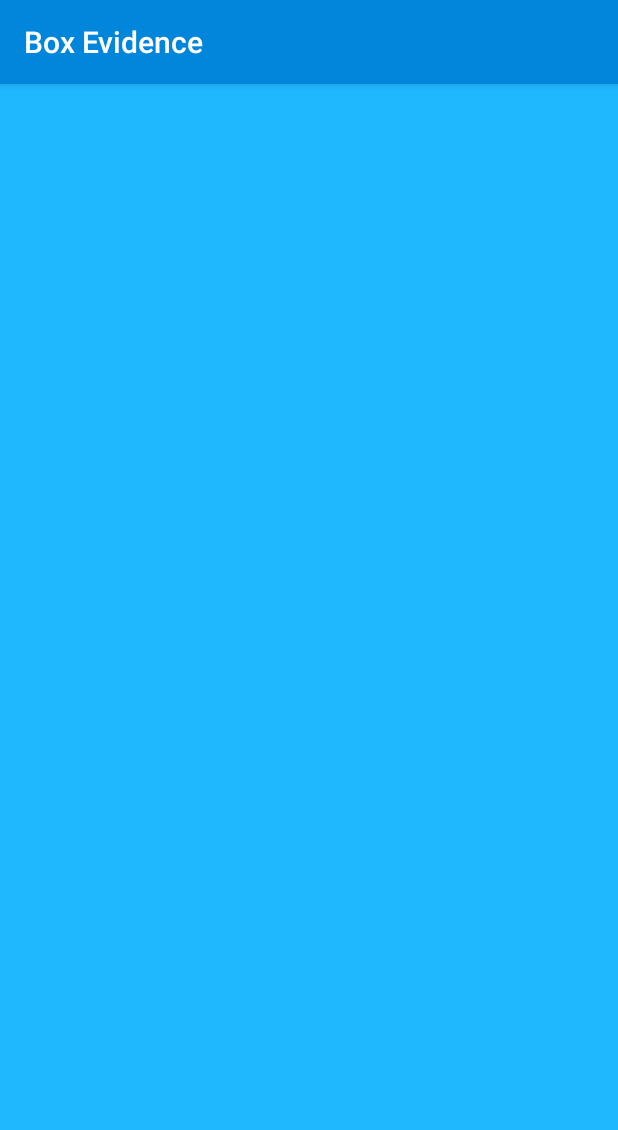
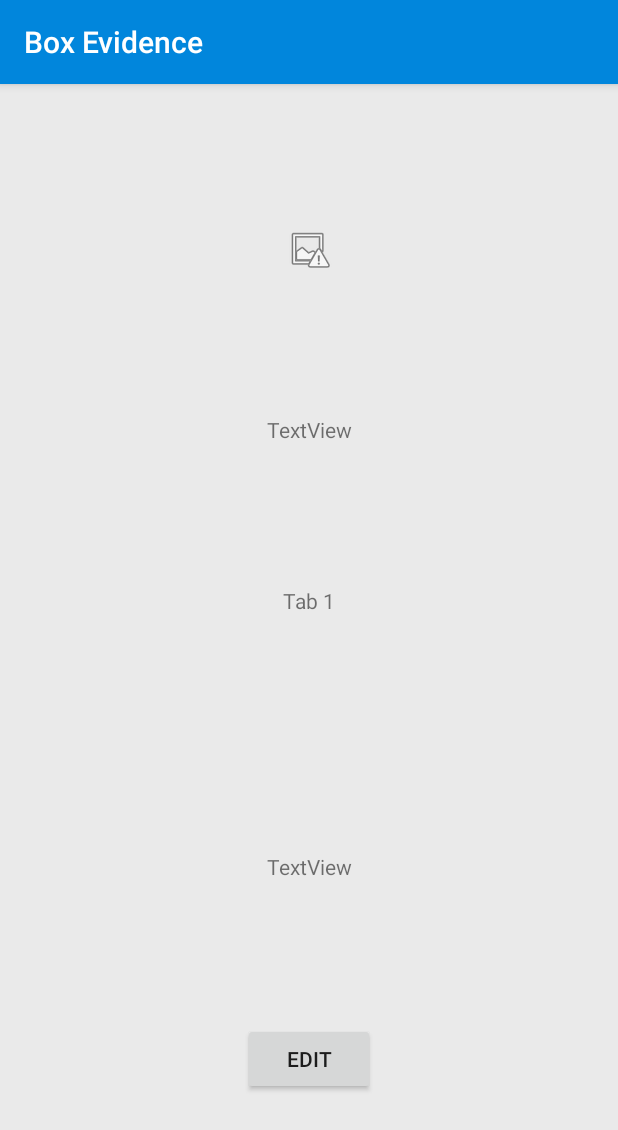
Before and after one commit to KamilStrozyk/BoxEvidence, an Android app: the Box_details screen opened directly, with no data from a screen before it, on a phone screen of 412 x 824 dp. Shown: the top 1130 px of the screen. Run offline under Robolectric (Android 15) with nearby library versions, the phone set to English and light mode, and no system bars; 1 statement that could not run was skipped.

Commit message:
Add front to box details

```diff
--- a/app/src/main/java/com/example/boxEvidence/activities/table/main/box/BoxEdit.kt
+++ b/app/src/main/java/com/example/boxEvidence/activities/table/main/box/BoxEdit.kt
@@ -85,6 +85,7 @@ class BoxEdit : AppCompatActivity() {
                 val locationId: Int = db.locationDAO().getIdByName(spinner.selectedItem.toString())
                 val boxToAdd = Box(boxId, name, locationId, comment, code, photoId)
                 db.boxDAO().add(boxToAdd)
+                setResult(RESULT_OK, null);
                 this.finish()
             } catch (e: Exception) {
                 error.show()
--- a/app/src/main/java/com/example/boxEvidence/activities/table/main/box/BoxView.kt
+++ b/app/src/main/java/com/example/boxEvidence/activities/table/main/box/BoxView.kt
@@ -1,6 +1,7 @@
 package com.example.boxEvidence.activities.table.main.box
 
 import android.annotation.SuppressLint
+import android.app.Activity.RESULT_OK
 import android.app.AlertDialog
 import android.content.Context
 import android.content.DialogInterface
@@ -50,19 +51,6 @@ class BoxView : ListFragment() {
 
     }
 
-//    fun newInstance(id: Int): BoxView? {
-//        val bundle = Bundle()
-//        bundle.putString("locationId", id.toString())
-//        val fragment = BoxView()
-//        fragment.setArguments(bundle)
-//        return fragment
-//    }
-//
-//    private fun readBundle(bundle: Bundle?) {
-//        if (bundle != null) {
-//            locationId = bundle.getString("locationId")?.toInt()!!
-//        }
-//    }
 
     override fun onCreateView(
         inflater: LayoutInflater, container: ViewGroup?,
@@ -121,9 +109,9 @@ class BoxView : ListFragment() {
 
                         val activity2Intent = Intent(
                             this.context,
-                            BoxLocationActivity::class.java
+                            Box_details::class.java
                         )
-                        activity2Intent.putExtra("LOCATION_ID", id.toString());
+                        activity2Intent.putExtra("BOX_ID", id.toString());
                         startActivity(activity2Intent)
                     }
                     .setNeutralButton(
@@ -158,10 +146,20 @@ class BoxView : ListFragment() {
                 this.context,
                 BoxEdit::class.java
             )
-            startActivity(activity2Intent)
+            startActivityForResult(activity2Intent, 1);
+        }
+
+    }
+
+    override fun onActivityResult(requestCode: Int, resultCode: Int, data: Intent?) {
+        super.onActivityResult(requestCode, resultCode, data);
+        if(resultCode==RESULT_OK){
+            val refresh : Intent = Intent(this.context, BoxEdit::class.java)
+            refresh.putExtra("LOCATION_ID", id.toString());
+            startActivity(refresh)
+            this.activity?.finish();
         }
     }
-
     companion object {
         /**
          * Use this factory method to create a new instance of
--- a/app/src/main/java/com/example/boxEvidence/activities/table/main/box/Box_details.kt
+++ b/app/src/main/java/com/example/boxEvidence/activities/table/main/box/Box_details.kt
@@ -9,5 +9,7 @@ class Box_details : AppCompatActivity() {
     override fun onCreate(savedInstanceState: Bundle?) {
         super.onCreate(savedInstanceState)
         setContentView(R.layout.activity_box_details)
+        val boxId = intent.getStringExtra("BOX_ID").toInt()
+
     }
 }
--- a/app/src/main/res/layout/activity_box_details.xml
+++ b/app/src/main/res/layout/activity_box_details.xml
@@ -4,6 +4,67 @@
     xmlns:tools="http://schemas.android.com/tools"
     android:layout_width="match_parent"
     android:layout_height="match_parent"
+    android:background="@color/colorBackground2"
     tools:context=".activities.table.main.box.Box_details">
 
+    <TextView
+        android:id="@+id/box_comment"
+        android:layout_width="wrap_content"
+        android:layout_height="wrap_content"
+        android:layout_marginTop="16dp"
+        android:layout_marginBottom="16dp"
+        android:lines="5"
+        android:text="@string/tab_text_1"
+        app:layout_constraintBottom_toTopOf="@+id/box_location"
+        app:layout_constraintEnd_toEndOf="parent"
+        app:layout_constraintStart_toStartOf="parent"
+        app:layout_constraintTop_toBottomOf="@+id/box_name" />
+
+    <TextView
+        android:id="@+id/box_name"
+        android:layout_width="wrap_content"
+        android:layout_height="wrap_content"
+        android:layout_marginTop="16dp"
+        android:layout_marginBottom="16dp"
+        android:text="TextView"
+        app:layout_constraintBottom_toTopOf="@+id/box_comment"
+        app:layout_constraintEnd_toEndOf="parent"
+        app:layout_constraintStart_toStartOf="parent"
+        app:layout_constraintTop_toBottomOf="@+id/box_image" />
+
+    <TextView
+        android:id="@+id/box_location"
+        android:layout_width="wrap_content"
+        android:layout_height="wrap_content"
+        android:layout_marginTop="16dp"
+        android:layout_marginBottom="16dp"
+        android:text="TextView"
+        app:layout_constraintBottom_toTopOf="@+id/box_edit_btn"
+        app:layout_constraintEnd_toEndOf="parent"
+        app:layout_constraintStart_toStartOf="parent"
+        app:layout_constraintTop_toBottomOf="@+id/box_comment" />
+
+    <ImageView
+        android:id="@+id/box_image"
+        android:layout_width="wrap_content"
+        android:layout_height="wrap_content"
+        android:layout_marginTop="32dp"
+        android:layout_marginBottom="16dp"
+        app:layout_constraintBottom_toTopOf="@+id/box_name"
+        app:layout_constraintEnd_toEndOf="parent"
+        app:layout_constraintStart_toStartOf="parent"
+        app:layout_constraintTop_toTopOf="parent"
+        app:srcCompat="@android:drawable/ic_menu_report_image" />
+
+    <Button
+        android:id="@+id/box_edit_btn"
+        android:layout_width="wrap_content"
+        android:layout_height="wrap_content"
+        android:layout_marginTop="16dp"
+        android:layout_marginBottom="32dp"
+        android:text="Edit"
+        app:layout_constraintBottom_toBottomOf="parent"
+        app:layout_constraintEnd_toEndOf="parent"
+        app:layout_constraintStart_toStartOf="parent"
+        app:layout_constraintTop_toBottomOf="@+id/box_location" />
 </androidx.constraintlayout.widget.ConstraintLayout>
```
